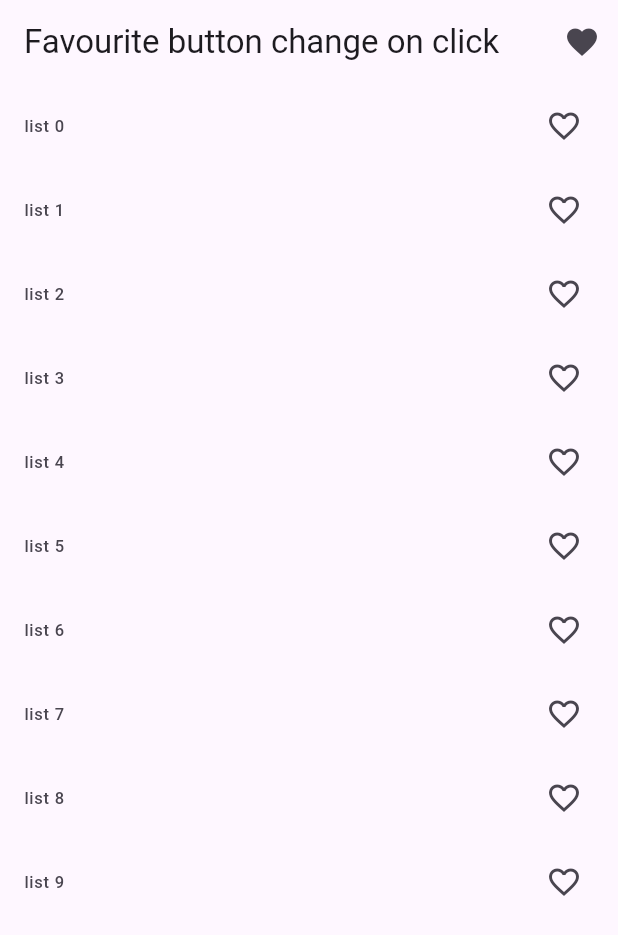
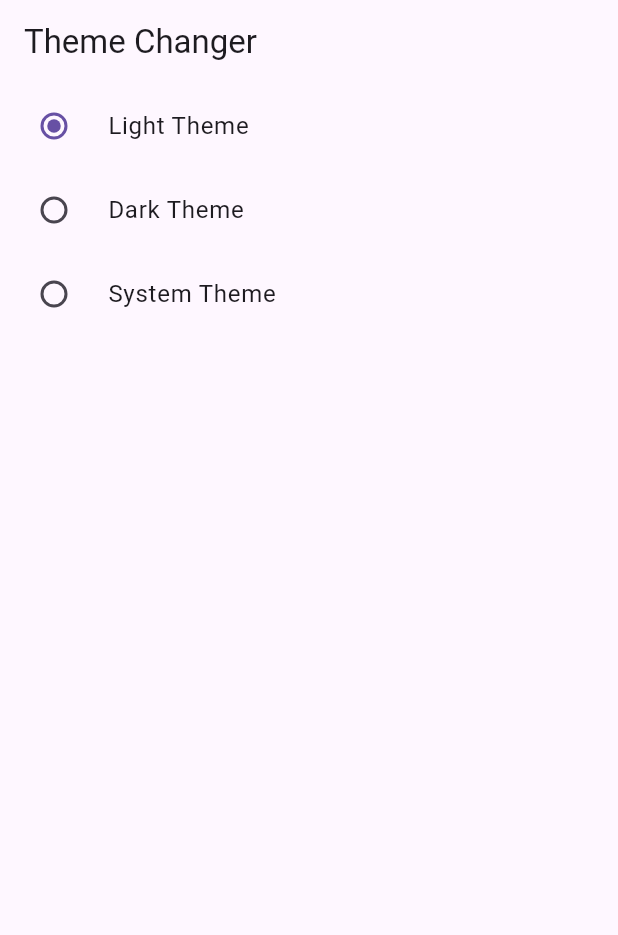
Before and after one commit to AbuRasel9/Provider, a Flutter app: the screen it shows after launch, on a phone screen of 412 x 824 dp. Shown: the top 935 px of the screen. Run offline on Flutter 3.47's test engine with Material 3 defaults, Android fonts, the phone set to English and light mode, and no system bars.

Commit message:
theme changer done

```diff
--- a/lib/main.dart
+++ b/lib/main.dart
@@ -1,7 +1,7 @@
 import 'package:flutter/material.dart';
 
 import 'package:provider/provider.dart';
-import 'package:provider_counter_app/provider/provider.dart';
+import 'package:provider_counter_app/provider/theme_changer_provider.dart';
 import 'package:provider_counter_app/screen/home_screen.dart';
 
 void main(){
@@ -13,9 +13,23 @@ class MyApp extends StatelessWidget {
   @override
   Widget build(BuildContext context) {
     return  ChangeNotifierProvider(
-      create: (_)=>FavouriteButtonProvider(),
-      child: const MaterialApp(
-        home: HomeScreen(),
+      create: (_)=>ThemeChangerProvider(),
+      child:  Builder(
+        builder: (context) {
+          final themeChanger=Provider.of<ThemeChangerProvider>(context);
+          return MaterialApp(
+
+            themeMode: themeChanger.themeMode,
+            theme: ThemeData(
+              primarySwatch: Colors.red,
+              brightness: Brightness.light
+            ),
+            darkTheme: ThemeData(
+              brightness: Brightness.dark
+            ),
+            home: HomeScreen(),
+          );
+        }
       ),
     );
   }
--- a/lib/provider/provider.dart
+++ /dev/null
@@ -1,15 +0,0 @@
-import 'package:flutter/cupertino.dart';
-
-class FavouriteButtonProvider with ChangeNotifier{
-  List<int> listOfValue=[];
-  //----------->>add value listOfValue list <<-------------->>
-  addValue(int value){
-    listOfValue.add(value);
-    notifyListeners();
-  }
-  //----------->>remove value form listOfValue list <<-------------->>
-  removeValue(int value){
-    listOfValue.remove(value);
-    notifyListeners();
-  }
-}
--- /dev/null
+++ b/lib/provider/theme_changer_provider.dart
@@ -0,0 +1,12 @@
+import 'package:flutter/material.dart';
+
+class ThemeChangerProvider with ChangeNotifier {
+  var _theme = ThemeMode.light;
+
+  ThemeMode get themeMode => _theme;
+
+  setTheme(themeMode) {
+    _theme = themeMode;
+    notifyListeners();
+  }
+}
--- a/lib/screen/home_screen.dart
+++ b/lib/screen/home_screen.dart
@@ -1,7 +1,6 @@
 import 'package:flutter/material.dart';
 import 'package:provider/provider.dart';
-import 'package:provider_counter_app/provider/provider.dart';
-import 'package:provider_counter_app/screen/favourite_screen.dart';
+import 'package:provider_counter_app/provider/theme_changer_provider.dart';
 
 class HomeScreen extends StatefulWidget {
   const HomeScreen({super.key});
@@ -13,45 +12,37 @@ class HomeScreen extends StatefulWidget {
 class _HomeScreenState extends State<HomeScreen> {
   @override
   Widget build(BuildContext context) {
-    final provider = Provider.of<FavouriteButtonProvider>(context,listen: false);
+    print("build");
+    final themeChanger=Provider.of<ThemeChangerProvider>(context,listen: false);
     return Scaffold(
       appBar: AppBar(
-        title: const Text("Favourite button change on click"),
-        actions: [
-          //all favourite button screen
-          IconButton(onPressed: (){
-            Navigator.push(context, MaterialPageRoute(builder: (context)=>const FavouriteButtonScreen()));
-          }, icon: const Icon(Icons.favorite))
+        title: const Text("Theme Changer"),
+      ),
+      body: Column(
+        children: [
+          RadioListTile<ThemeMode>(
+              title:  const Text("Light Theme"),
+              value: ThemeMode.light,
+              groupValue:themeChanger.themeMode,
+              onChanged: (value) {
+                themeChanger.setTheme(ThemeMode.light);
+              }),
+          RadioListTile<ThemeMode>(
+              title:  const Text("Dark Theme"),
+              value: ThemeMode.dark,
+              groupValue:themeChanger.themeMode,
+              onChanged: (value) {
+                themeChanger.setTheme(ThemeMode.dark);
+              }),
+          RadioListTile<ThemeMode>(
+              title:  const Text("System Theme"),
+              value: ThemeMode.system,
+              groupValue:themeChanger.themeMode,
+              onChanged: (value) {
+                themeChanger.setTheme(ThemeMode.system);
+              })
         ],
       ),
-      body: ListView.builder(
-          itemCount: 10,
-          itemBuilder: (context, index) {
-            return ListTile(
-              onTap: (){
-                //----------->>condition check value add or not in listOfValue <<-------------->>
-                if(provider.listOfValue.contains(index)){
-                  //if already add value than remove this value form the index
-                  provider.removeValue(index);
-
-                }
-                //otherwise
-                else {
-                  //----------->>call provider for add value <<-------------->>
-                  provider.addValue(index);
-                }
-              },
-              leading: Text("list $index"),
-
-              trailing: Consumer<FavouriteButtonProvider>(
-                builder: (BuildContext context, value, Widget? child) {
-                  //----------->>condition check value ase kina oi list a thakle akta icon show korbe na hole arekta <<-------------->>
-                  return value.listOfValue.contains(index) ? const Icon(
-                      Icons.favorite) : const Icon(Icons.favorite_border_outlined);
-                },
-              ),
-            );
-          }),
     );
   }
 }
```
Also changed, not shown: lib/screen/favourite_screen.dart (deleted, +0 -51 lines).
